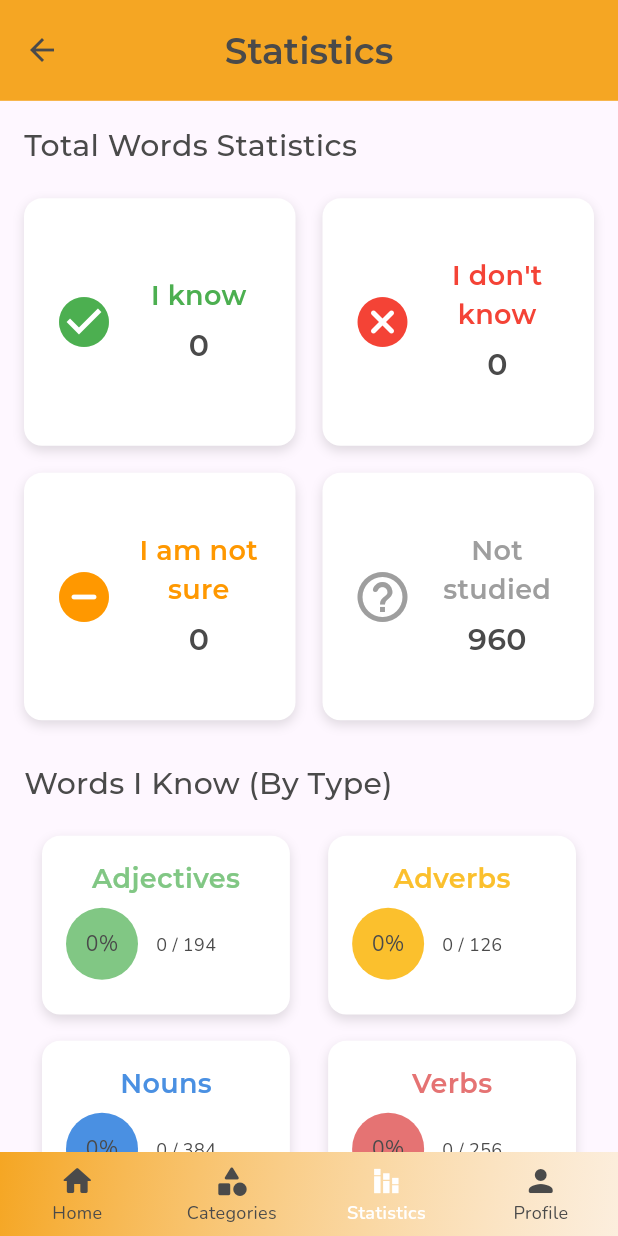
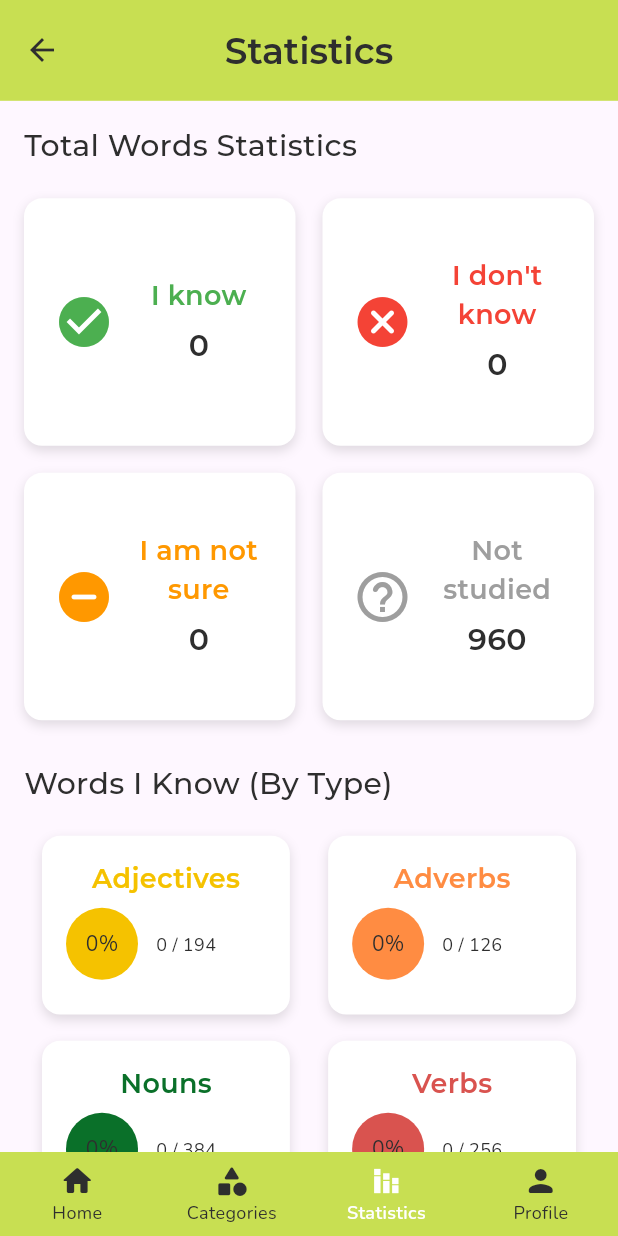
Before and after one commit to selinguz/prepWords, a Flutter app: the HomePage screen opened by its route, item 3 of the bottom bar chosen, on a phone screen of 412 x 824 dp. Run offline on Flutter 3.47's test engine with Material 3 defaults, Android fonts, the phone set to English and light mode, and no system bars; our stand-ins replace cloud_firestore, firebase_auth, firebase_core, shared_preferences; missing offline and left inert: flutter_flip_card; accounts and stored records are empty.

Commit message:
renk paleti çalışması yapıldı, font güncellemeleri yapıldı

```diff
--- a/lib/components/custom_appbar.dart
+++ b/lib/components/custom_appbar.dart
@@ -25,9 +25,9 @@ class CustomAppBar extends StatelessWidget implements PreferredSizeWidget {
         title,
         style: headingLarge,
       ),
-      backgroundColor: primary,
+      backgroundColor: yellowGreen,
       elevation: 3,
-      shadowColor: Colors.deepOrange.withAlpha(120),
+      shadowColor: primary,
       centerTitle: true,
       iconTheme: IconThemeData(color: textGreyColor),
       systemOverlayStyle: SystemUiOverlayStyle.dark,
--- a/lib/consts.dart
+++ b/lib/consts.dart
@@ -1,26 +1,39 @@
 import 'package:flutter/material.dart';
 
-const Color secondaryGreen = Color(0xFFA8D08D);
-const Color secondaryBlue = Color(0xFFDDECF9);
-const Color secondaryOrange = Color(0xFFFFE8CC);
+// 🌿 Verilen 4 ana renk
+const Color green = Color(0xFF0A7029);
+const Color yellow = Color(0xFFFEDE00);
+const Color yellowGreen = Color(0xFFC8DF52);
+const Color mint = Color(0xFFDBE8D8);
 
-const Color primary = Color(0xFFF5A623);
-const Color secondary = Color(0xFF23A6F5);
-const Color backgrnd = Color(0xFFF7F7F7);
+// 🔹 Sekonder destek renkleri
+const Color secondaryGreen = yellowGreen; // destekleyici yeşil ton
+const Color secondaryBlue = mint; // ferahlatıcı mint, mavi yerine geçti
+const Color secondaryOrange = yellow; // turuncu yerine sarı vurgusu
+
+// 🔹 Ana renkler
+const Color primary = green; // ana vurgu yeşil
+const Color secondary = yellow; // ikinci vurgu sarı
+const Color backgrnd = Color(0xFFFDFDF9); // hafif krem-beyaz
 const Color textWhiteColor = Colors.white;
-const Color textGreyColor = Color(0xFF4A4A4A);
-const Color cardFrontColor = Color(0xFF333333);
-const Color cardBackColor = Color(0xFFF8F8F8);
-const Color warnOrange = Color(0xFFFF715B);
+const Color textGreyColor = Color(0xFF2E2E2E); // koyu nötr gri
+const Color cardFrontColor = green; // kart ön yüzü koyu yeşil
+const Color cardBackColor = mint; // kart arka yüzü mint
+const Color warnOrange =
+    Color(0xFFE67E22); // gerektiğinde kontrast için sıcak turuncu
 
-const Color nounsFront = Color(0xFF4A90E2);
-const Color nounsBack = Color(0xFFD6E6FA);
-const Color adjsFront = Color(0xFF81C784);
-const Color adjsBack = Color(0xFFDFF1E2);
-const Color verbsFront = Color(0xFFE57373);
+// 🔹 Kelime türleri için kategori renkleri
+const Color nounsFront = Color(0xFF0A7029);
+const Color nounsBack = Color(0xFFC8DF52);
+
+const Color adjsFront = Color(0xFFF5C200);
+const Color adjsBack = Color(0xFFFFF9CC);
+
+const Color verbsFront = Color(0xFFD9534F);
 const Color verbsBack = Color(0xFFF8D6D6);
-const Color advsFront = Color(0xFFFBC02D);
-const Color advsBack = Color(0xFFFFF3D1);
+
+const Color advsFront = Color(0xFFFF8C42);
+const Color advsBack = Color(0xFFFFE5B4);
 
 Color getFrontColor(String wordType) {
   switch (wordType) {
--- a/lib/data/score_manager.dart
+++ b/lib/data/score_manager.dart
@@ -77,7 +77,7 @@ class _PracticeExercisePageState extends State<PracticeExercisePage> {
     return Scaffold(
       appBar: AppBar(
         toolbarHeight: kToolbarHeight * 1.2,
-        backgroundColor: primary,
+        backgroundColor: yellowGreen,
         elevation: 0,
         centerTitle: true,
         title: Text(
--- a/lib/main.dart
+++ b/lib/main.dart
@@ -93,7 +93,7 @@ class _SplashScreenState extends State<SplashScreen> {
     return Scaffold(
       backgroundColor: primary, // Splash Screen background color
       body: Center(
-        child: Image.asset('assets/images/splash.gif'),
+        child: Image.asset('assets/images/splashPrimary.gif'),
       ),
     );
   }
--- a/lib/models/word.dart
+++ b/lib/models/word.dart
@@ -1,4 +1,3 @@
-import 'package:flutter/material.dart';
 
 enum WordStatus { unknown, unsure, known, none }
 
--- a/lib/pages/home_page.dart
+++ b/lib/pages/home_page.dart
@@ -118,20 +118,9 @@ class _HomePageState extends State<HomePage> {
         levelName,
         motto,
       ),
-      bottomNavigationBar: Container(
-        decoration: BoxDecoration(
-          gradient: LinearGradient(
-            colors: [
-              primary,
-              secondaryOrange.withValues(alpha: 0.6),
-            ],
-            begin: Alignment.topLeft,
-            end: Alignment.bottomRight,
-          ),
-        ),
-        child: BottomNavigationBar(
+      bottomNavigationBar: BottomNavigationBar(
         elevation: 0,
-          backgroundColor: Colors.transparent,
+        backgroundColor: yellowGreen, // 🔹 gradient yerine tek renk
         currentIndex: _selectedIndex,
         onTap: (index) {
           setState(() {
@@ -162,7 +151,6 @@ class _HomePageState extends State<HomePage> {
           ),
         ],
       ),
-      ),
     );
   }
 
@@ -178,9 +166,7 @@ class _HomePageState extends State<HomePage> {
               Container(
                 padding: EdgeInsets.all(16),
                 decoration: BoxDecoration(
-                  gradient: LinearGradient(
-                    colors: [primary, secondaryOrange.withValues(alpha: 0.6)],
-                  ),
+                  color: yellowGreen, // 🔹 gradient yerine tek renk
                   borderRadius: BorderRadius.circular(20),
                 ),
                 child: Column(
@@ -207,13 +193,13 @@ class _HomePageState extends State<HomePage> {
                               Text(
                                 _userName,
                                 style: headingMedium.copyWith(
-                                    color: textWhiteColor),
+                                    color: textGreyColor),
                                 overflow: TextOverflow.ellipsis,
                               ),
                               Text(
                                 levelName,
                                 style:
-                                    bodyMedium.copyWith(color: textWhiteColor),
+                                    bodyMedium.copyWith(color: textGreyColor),
                               ),
                             ],
                           ),
@@ -245,58 +231,27 @@ class _HomePageState extends State<HomePage> {
                     SizedBox(height: 12),
                     Text(
                       motto,
-                      style: bodyMedium.copyWith(color: textWhiteColor),
+                      style: bodyMedium.copyWith(
+                          color: textGreyColor.withValues(alpha: 0.7)),
                       softWrap: true,
                     ),
                     SizedBox(height: 16),
                     Text('Progress',
-                        style: bodySmall.copyWith(color: textWhiteColor)),
+                        style: bodySmall.copyWith(color: textGreyColor)),
                     SizedBox(height: 8),
                     LinearProgressIndicator(
                       value: levelProgress,
                       backgroundColor: Colors.white24,
-                      color: Colors.orangeAccent,
+                      color: primary,
                       minHeight: 10,
                     ),
                     SizedBox(height: 4),
                     Text('${(levelProgress * 100).round()}% Complete',
-                        style: bodySmall.copyWith(color: textWhiteColor)),
+                        style: bodySmall.copyWith(
+                            color: textGreyColor.withValues(alpha: 0.6))),
                   ],
                 ),
               ),
-
-              /* Row(
-                children: [
-                  Expanded(
-                    child: Container(
-                      padding: EdgeInsets.all(16),
-                      decoration: BoxDecoration(
-                        color: textWhiteColor,
-                        borderRadius: BorderRadius.circular(20),
-                        boxShadow: [
-                          BoxShadow(
-                              color: Colors.grey.withValues(alpha: 0.1),
-                              blurRadius: 5,
-                              offset: Offset(0, 3))
-                        ],
-                      ),
-                      child: Row(
-                        mainAxisAlignment: MainAxisAlignment.spaceAround,
-                        children: [
-                          Icon(Icons.local_fire_department,
-                              color: secondaryOrange),
-                          SizedBox(height: 8),
-                          Text('Current Streak', style: bodySmall),
-                          Text('1', style: headingMedium),
-                          Text('Keep it up! 👍',
-                              style: bodySmall.copyWith(color: secondaryBlue))
-                        ],
-                      ),
-                    ),
-                  ),
-                ],
-              ),
- */
 
               // ------------------ Quick Actions ------------------
               Padding(
@@ -305,7 +260,6 @@ class _HomePageState extends State<HomePage> {
               ),
               SizedBox(height: 12),
 
-// Kartları sarmalayan Wrap
               Wrap(
                 spacing: 22,
                 runSpacing: 12,
@@ -315,10 +269,11 @@ class _HomePageState extends State<HomePage> {
                     width: MediaQuery.of(context).size.width,
                     child: _levelCard(
                       'Beginner',
-                      6, // toplam unit
-                      beginnerUnlocked, // açılan unit sayısı (state’ten geliyor)
+                      6,
+                      beginnerUnlocked,
                       Icons.star,
-                      Colors.green,
+                      Color(0xFF0A7029), // Icon rengi (koyu yeşil)
+                      Color(0xFFD8F0D8), // Kart arka planı (hafif yeşil)
                       () {
                         Navigator.push(
                           context,
@@ -337,10 +292,11 @@ class _HomePageState extends State<HomePage> {
                     width: MediaQuery.of(context).size.width,
                     child: _levelCard(
                       'Intermediate',
-                      22, // toplam unit
+                      22,
                       intermediateUnlocked,
                       Icons.star,
-                      Colors.orange,
+                      Color(0xFFFFA500), // Icon rengi (koyu turuncu)
+                      Color(0xFFFFE5CC), // Kart arka planı (hafif turuncu)
                       () {
                         Navigator.push(
                           context,
@@ -359,10 +315,11 @@ class _HomePageState extends State<HomePage> {
                     width: MediaQuery.of(context).size.width,
                     child: _levelCard(
                       'Advanced',
-                      20, // toplam unit
+                      20,
                       advancedUnlocked,
                       Icons.star,
-                      Colors.red,
+                      Color(0xFFFF0000), // Icon rengi (koyu kırmızı)
+                      Color(0xFFFFD6D6), // Kart arka planı (hafif kırmızı)
                       () {
                         Navigator.push(
                           context,
@@ -402,7 +359,8 @@ class _HomePageState extends State<HomePage> {
     int totalUnits,
     int unlockedUnits,
     IconData icon,
-    Color color,
+    Color iconColor, // 🔹 ikon ve progress rengi
+    Color backgroundColor, // 🔹 kart arka planı
     VoidCallback onTap,
   ) {
     final double progress = totalUnits > 0 ? unlockedUnits / totalUnits : 0.0;
@@ -413,11 +371,7 @@ class _HomePageState extends State<HomePage> {
         width: MediaQuery.sizeOf(context).width,
         padding: EdgeInsets.all(16),
         decoration: BoxDecoration(
-          gradient: LinearGradient(
-            colors: [color.withValues(alpha: 0.2), Colors.white],
-            begin: Alignment.topLeft,
-            end: Alignment.bottomRight,
-          ),
+          color: backgroundColor, // 🔹 arka plan rengi
           borderRadius: BorderRadius.circular(20),
           boxShadow: [
             BoxShadow(
@@ -430,7 +384,6 @@ class _HomePageState extends State<HomePage> {
         child: Column(
           crossAxisAlignment: CrossAxisAlignment.start,
           children: [
-            // ⭐ mevcut yıldız ikonları korunuyor
             Row(
               mainAxisAlignment: MainAxisAlignment.start,
               children: List.generate(
@@ -441,17 +394,18 @@ class _HomePageState extends State<HomePage> {
                         : 3,
                 (index) => Padding(
                   padding: const EdgeInsets.symmetric(horizontal: 2),
-                  child: Icon(icon, color: color, size: 28),
+                  child:
+                      Icon(icon, color: iconColor, size: 28), // 🔹 ikon rengi
                 ),
               ),
             ),
             SizedBox(height: 12),
-
-            // Başlık
-            Text(title, style: headingMedium.copyWith(fontSize: 18)),
+            Text(
+              title,
+              style: headingMedium.copyWith(
+                  fontSize: 18, color: iconColor), // 🔹 başlık rengi
+            ),
             SizedBox(height: 6),
-
-            // 🔹 Progress bar + metin (renkler değiştirilmedi)
             Column(
               crossAxisAlignment: CrossAxisAlignment.start,
               children: [
@@ -459,7 +413,7 @@ class _HomePageState extends State<HomePage> {
                   value: progress,
                   minHeight: 8,
                   backgroundColor: Colors.grey.withValues(alpha: 0.2),
-                  color: color,
+                  color: iconColor, // 🔹 progress rengi
                 ),
                 SizedBox(height: 6),
                 Text(
--- a/lib/pages/profile_content.dart
+++ b/lib/pages/profile_content.dart
@@ -87,7 +87,7 @@ class _ProfileContentState extends State<ProfileContent> {
     return Scaffold(
       appBar: AppBar(
         toolbarHeight: kToolbarHeight * 1.2,
-        backgroundColor: primary,
+        backgroundColor: yellowGreen,
         elevation: 0,
         centerTitle: true,
         iconTheme: IconThemeData(color: textGreyColor),
--- a/lib/pages/statistics_content.dart
+++ b/lib/pages/statistics_content.dart
@@ -397,7 +397,7 @@ class _StatisticsContentState extends State<StatisticsContent> {
     return Scaffold(
       appBar: AppBar(
         toolbarHeight: kToolbarHeight * 1.2,
-        backgroundColor: primary,
+        backgroundColor: yellowGreen,
         elevation: 0,
         centerTitle: true,
         iconTheme: IconThemeData(color: textGreyColor),
```
Also changed, not shown: lib/components/matching_page.dart (+2 -10 lines), lib/components/multiple_choice_widget.dart (+6 -10 lines), lib/pages/exercise_page.dart (+37 -37 lines), assets/images/splashPrimary.gif (added), assets/images/splashYellowGreen.gif (added). Lines whose indentation alone changed are shown as unchanged.
